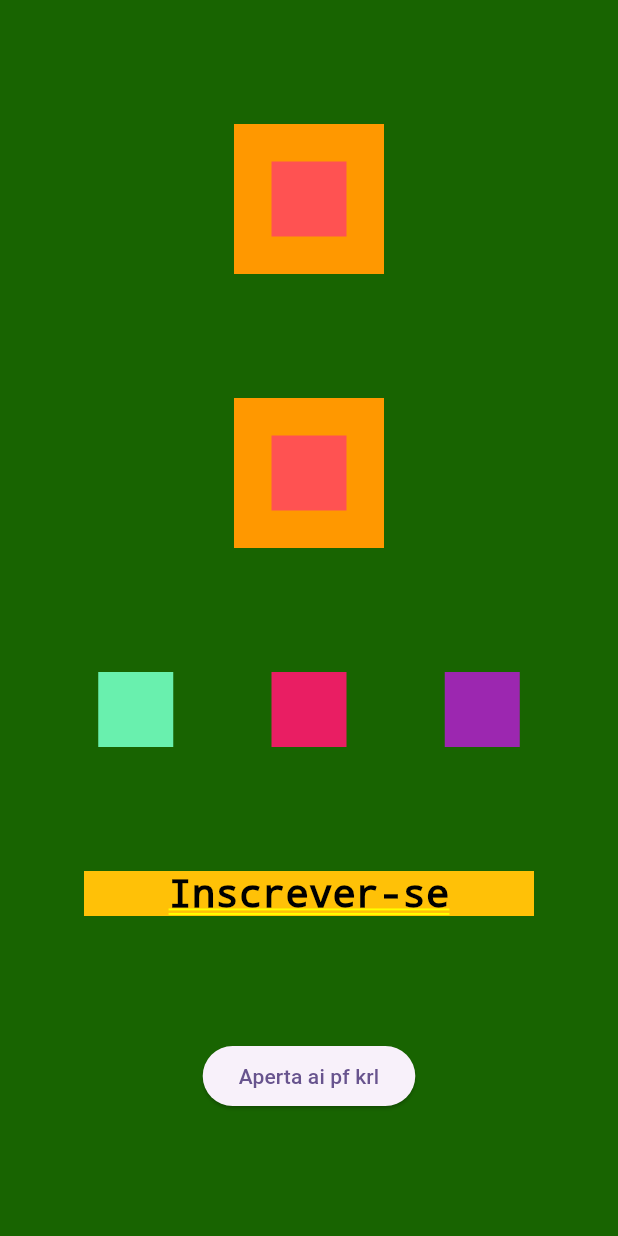
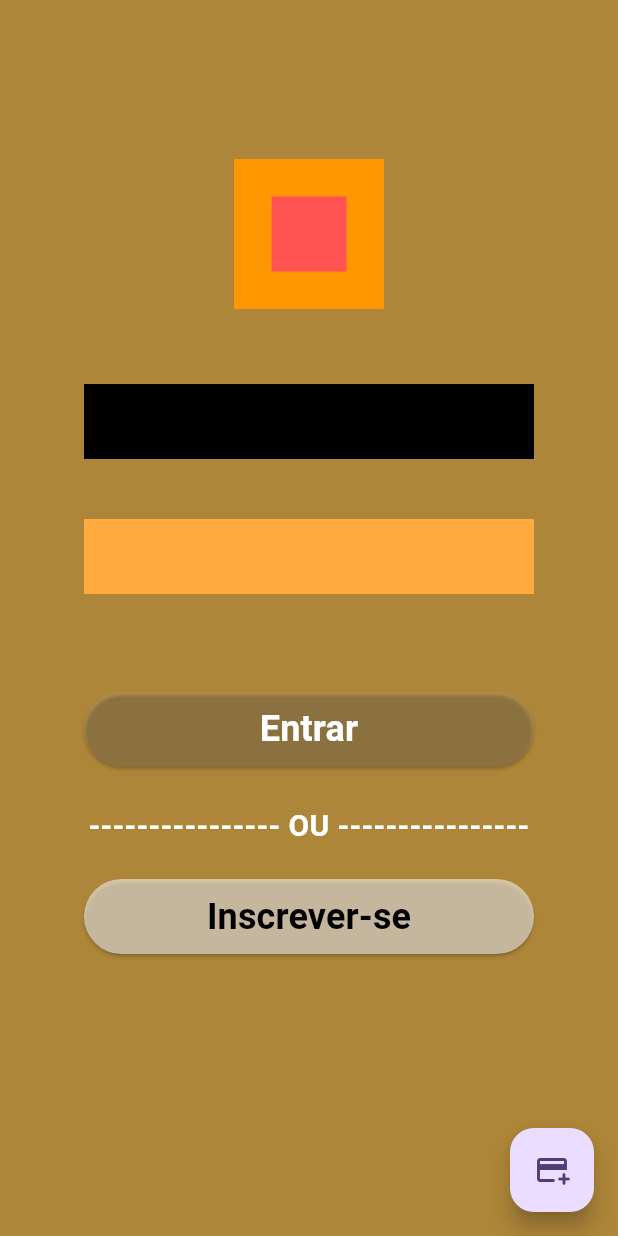
Before and after one commit to WillianChiquinato/Black_Brothers, a Flutter app: the screen it shows after launch, on a phone screen of 412 x 824 dp. Run offline on Flutter 3.47's test engine with Material 3 defaults, Android fonts, the phone set to English and light mode, and no system bars.

Commit message:
Commit19.09

```diff
--- a/lib/main.dart
+++ b/lib/main.dart
@@ -1,5 +1,4 @@
 import 'package:flutter/material.dart';
-
 
 void main() {
   runApp(const MyApp());
@@ -19,14 +18,20 @@ class MyApp extends StatelessWidget {
       //Home é o nosso BODY no Flutter.
       //Stack, empilhar uma em cima da outra.
       //Um em cima do outro com stack, literalmente em forma de pilha
-        home: Container(
+      home: Scaffold(
+        appBar: AppBar(
+          backgroundColor: Color.fromARGB(255, 174, 134, 57),
+        ),
+        body: Container(
           //Filtrando a cor com o RGB, modelando com o fromARGB, mas nao da pra pegar a cor, tem que pegar externa
-          color: Color.fromARGB(255, 24, 100, 1),
+          color: Color.fromARGB(255, 174, 134, 57),
           child: Column(
-            mainAxisAlignment: MainAxisAlignment.spaceEvenly,
             crossAxisAlignment: CrossAxisAlignment.center,
             children: [
-              Stack(
+              // Vai ser da imagem
+              Padding(
+                padding: const EdgeInsets.all(50.0),
+                child: Stack(
                   alignment: AlignmentDirectional.center,
                   children: [
                     Container(
@@ -41,99 +46,89 @@ class MyApp extends StatelessWidget {
                     )
                   ],
                 ),
-              Stack(
-                  alignment: AlignmentDirectional.center,
-                  children: [
-                    Container(
-                      color: Colors.orange,
-                      height: 100,
-                      width: 100,
+              ),
+              InputUsuario(Colors.black),
+              InputUsuario(Colors.orangeAccent),
+              Padding(
+                padding: const EdgeInsets.all(25.0),
+                child: ElevatedButton(
+                  style: ElevatedButton.styleFrom(
+                      minimumSize: Size(300, 50),
+                      backgroundColor: Colors.white10),
+                  onPressed: () {
+                    print('Pressionou');
+                  },
+                  child: Text(
+                    'Entrar',
+                    style: TextStyle(
+                        color: Colors.white,
+                        fontSize: 24,
+                        fontWeight: FontWeight.bold),
+                  ),
+                ),
               ),
               Container(
-                      color: Colors.redAccent,
+                color: Color.fromARGB(255, 174, 134, 57),
                 height: 50,
-                      width: 50,
-                    )
-                  ]
+                width: 2000,
+                child: Text(
+                  '---------------- OU ----------------',
+                  style: TextStyle(
+                      color: Colors.white,
+                      fontSize: 20,
+                      fontWeight: FontWeight.bold),
+                  textAlign: TextAlign.center,
                 ),
-              Row(
-                mainAxisAlignment: MainAxisAlignment.spaceEvenly,
-                crossAxisAlignment: CrossAxisAlignment.center,
-                children: [
-                  Container(
-                    color: Colors.greenAccent,
-                    height: 50,
-                    width: 50,
-                  ),
-                  Container(
-                    color: Colors.pink,
-                    height: 50,
-                    width: 50,
-                  ),
-                  Container(
-                    color: Colors.purple,
-                    height: 50,
-                    width: 50,
-                  )
-                ],
-              ),
-              Container(
-                color: Colors.amber,
-                height: 30,
-                width: 300,
-                child: Text('Inscrever-se',
-                  style: TextStyle(color: Colors.black, fontSize: 26),
-                  textAlign: TextAlign.center,),
               ),
               //Para o botao e o Text para adicinar texto e TEXSTYLE para estilizaçao
-              ElevatedButton(onPressed: () {
+              ElevatedButton(
+                style: ElevatedButton.styleFrom(
+                    minimumSize: Size(300, 50),
+                    backgroundColor: Colors.white54),
+                onPressed: () {
                   print('Pressionou');
-                }, child: Text('Aperta ai pf krl'),
+                },
+                child: Text(
+                  'Inscrever-se',
+                  style: TextStyle(
+                      color: Colors.black,
+                      fontSize: 24,
+                      fontWeight: FontWeight.bold),
+                ),
               ),
             ],
           ),
-        )
-
-      // Column ou Row(
-      //   //Column mainAxisAlignment = Eixo principal de alinhamento da COLUNA, Vertical
-      //   //Row mainAxisAlignment = Eixo principal de alinhamento da LINHA, horizontal
-      //   mainAxisAlignment: MainAxisAlignment.spaceAround,
-      //   //Column crossAxisAlignment, manipulando o eixo contrário que corta ele, no caso o eixo X, horizontal
-      //   //Row crossAxisAlignment, manipulando o eixo contrário que corta ele, no caso o eixo Y, vertical
-      //   crossAxisAlignment: CrossAxisAlignment.end,
-      //   children: [
-      //     Container(
-      //       color: Colors.orange,
-      //       height: 100,
-      //       width: 100,
-      //     ),
-      //     Container(
-      //       color: Colors.deepOrangeAccent,
-      //       height: 100,
-      //       width: 100,          ),
-      //   ],
-      // ),
-
-      // Stack(
-      //   //Alinhamento direcional, alterando esse alinhamento conforma desejado
-      //   alignment: AlignmentDirectional.center,
-      //   children: [
-      //     Container(
-      //       color: Colors.orange,
-      //     ),
-      //     Container(
-      //       color: Colors.deepOrangeAccent,
-      //       height: 500,
-      //       width: 300,          ),
-      //   ],
-      // ),
-
-      // Container(
-      //   color: Colors.orange,
-      //   //Criando um filho diretamente com esse container
-      //   //Container nao faz sobreposicao, entao nao fica um em cima do outro, ele substitui
-      //   child: Container(
-      //   color: Colors.redAccent,
+        ),
+        floatingActionButton: FloatingActionButton(
+          onPressed: () {},
+          child: Icon(Icons.add_card_rounded),
+        ),
+      ),
     );
   }
 }
+
+//StatelessWidget para tarefas repetitivas.
+//Voce pode fazer um layout inteiro e so chamar a funcao aonde vc quer, muito util para Containers com muitos detalhes.
+//Um widget que vc pode modelar a vontade, com o msm codigo, e depois ficar reutilizando.
+class InputUsuario extends StatelessWidget {
+  //Criando uma variavel para separar cada Container pelo o que eu quero (Especificando cada Container).
+  //Pode ser o que vc quiser, String, int qualquer variavel.
+  //Nesse caso usei Color para mudar a cor de fundo, ai so referenciar a variavel aonde quer e completar o parametro na chamada da funcao.
+  final Color nomeCaminho;
+  const InputUsuario(this.nomeCaminho, {super.key});
+
+  @override
+  Widget build(BuildContext context) {
+    return Padding(
+      padding: const EdgeInsets.only(bottom: 40.0),
+      child: Stack(alignment: AlignmentDirectional.center, children: [
+        Container(
+          color: nomeCaminho,
+          height: 50,
+          width: 300,
+        ),
+      ]),
+    );
+  }
+}
```
Also changed, not shown: lib/codigoMorto.dart (added, +92 -0 lines). Lines whose indentation alone changed are shown as unchanged.
